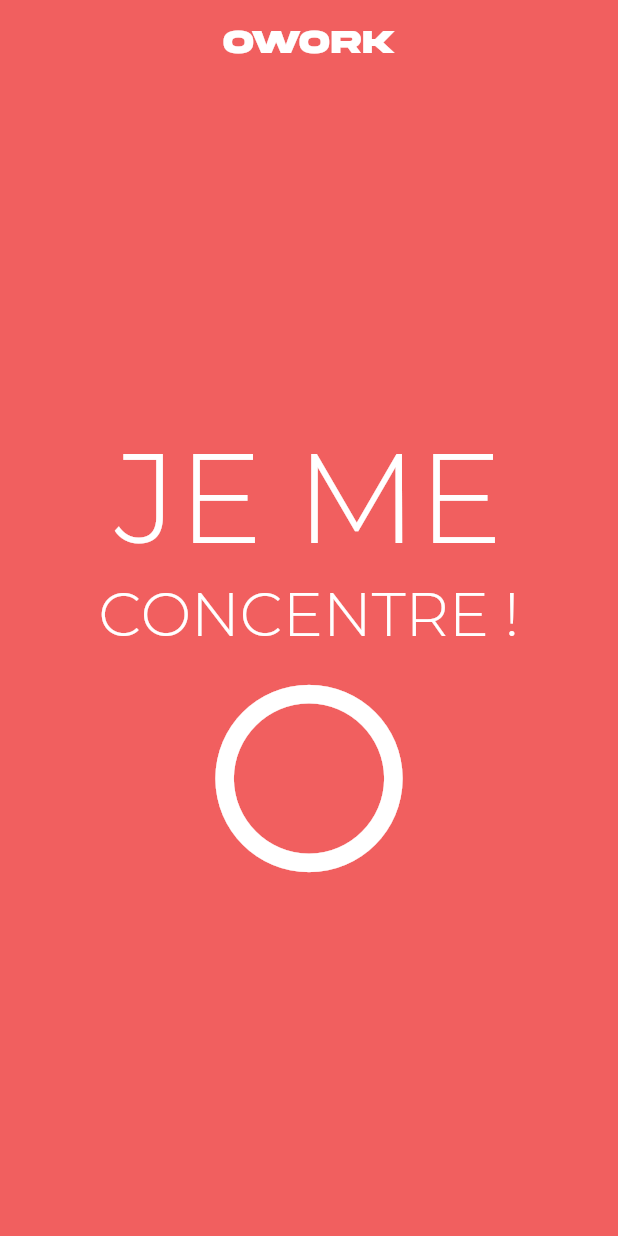
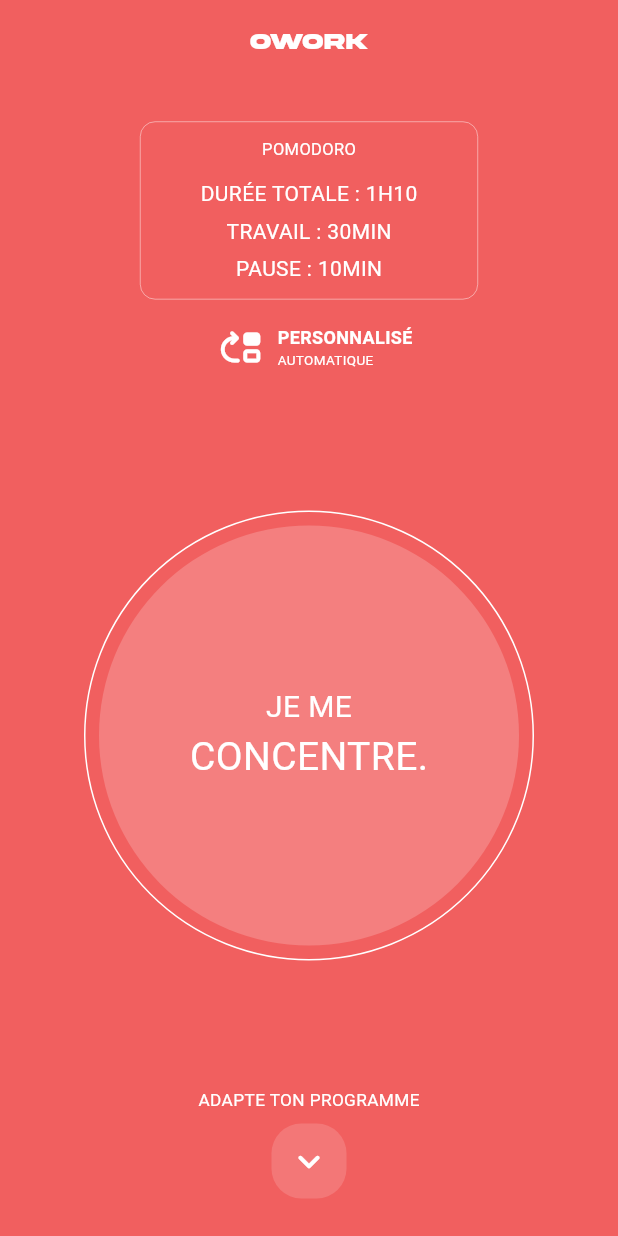
Before and after one commit to odilonv/Owork, a Flutter app: the screen it shows after launch, on a phone screen of 412 x 824 dp. Run offline on Flutter 3.47's test engine with Material 3 defaults, Android fonts, the phone set to English and light mode, and no system bars; our stand-ins replace auto_route, bloc, equatable, floor, flutter_hooks; accounts and stored records are empty.

Commit message:
First page added and widgets refactor

```diff
--- a/lib/main.dart
+++ b/lib/main.dart
@@ -1,18 +1,19 @@
 import 'package:flutter/material.dart';
 
+import 'src/utils/constants/strings.dart';
 import 'src/config/themes/app_theme.dart';
 import 'src/config/router/app_router.dart';
 
 void main() {
-  runApp(MyApp());
+  runApp(const MyApp());
 }
 
 class MyApp extends StatelessWidget {
-  MyApp({super.key});
+  const MyApp({super.key});
   @override
   Widget build(BuildContext context) {
     return MaterialApp.router(
-      title: 'Owork',
+      title: appTitle,
       theme: AppTheme.light,
       routerConfig: appRouter.config(),
     );
--- a/lib/src/config/themes/app_theme.dart
+++ b/lib/src/config/themes/app_theme.dart
@@ -2,31 +2,22 @@ import 'package:flutter/material.dart';
 
 abstract class AppTheme {
   static ThemeData get light {
-
     return ThemeData(
-      scaffoldBackgroundColor: const Color(0xFFF15F5F),
-      primaryColor: Colors.white,
-      splashColor: Colors.transparent,
-      colorScheme: ColorScheme.fromSwatch().copyWith(secondary: Colors.white),
-
-      textTheme: const TextTheme(
-          titleLarge: TextStyle(fontFamily: 'Akira', color: Colors.white),
-          bodyLarge: TextStyle(
-              fontFamily: 'Montserrat',
-              color: Colors.white
-          ),
+        scaffoldBackgroundColor: const Color(0xFFF15F5F),
+        primaryColor: Colors.white,
+        splashColor: Colors.transparent,
+        colorScheme: ColorScheme.fromSwatch().copyWith(secondary: Colors.white),
+        textTheme: const TextTheme(
+          titleLarge:
+              TextStyle(fontFamily: 'Akira', color: Colors.white, fontSize: 40),
+          titleSmall:
+              TextStyle(fontFamily: 'Akira', color: Colors.white, fontSize: 15),
+          bodyLarge: TextStyle(fontFamily: 'Montserrat', color: Colors.white),
           headlineLarge: TextStyle(
-              fontFamily: 'Montserrat',
-              color: Colors.white,
-              fontSize: 85
-          ),
+              fontFamily: 'Montserrat', color: Colors.white, fontSize: 85),
           headlineMedium: TextStyle(
-              fontFamily: 'Montserrat',
-              color: Colors.white,
-              fontSize: 40
-          ),
+              fontFamily: 'Montserrat', color: Colors.white, fontSize: 40),
         ),
-      useMaterial3: true
-    );
+        useMaterial3: true);
   }
 }
--- a/lib/src/domain/models/timer.dart
+++ b/lib/src/domain/models/timer.dart
@@ -0,0 +1,30 @@
+import 'package:equatable/equatable.dart';
+import 'package:floor/floor.dart';
+
+import '../../utils/constants/strings.dart';
+
+@Entity(tableName: timersTableName)
+class Timer extends Equatable {
+  @PrimaryKey(autoGenerate: true)
+  final int? id;
+
+  const Timer({
+    this.id,
+  });
+
+  factory Timer.fromMap(Map<String, dynamic> map) {
+    return Timer(
+      id: map['id'] != null ? map['id'] as int : null,
+    );
+  }
+
+  @override
+  bool get stringify => true;
+
+  @override
+  List<Object?> get props {
+    return [
+      id,
+    ];
+  }
+}
--- a/lib/src/domain/repositories/database_repository.dart
+++ b/lib/src/domain/repositories/database_repository.dart
@@ -0,0 +1,9 @@
+import '../models/timer.dart';
+
+abstract class DatabaseRepository {
+  Future<List<Timer>> getSavedTimers();
+
+  Future<void> saveTimer(Timer timer);
+
+  Future<void> removeTimer(Timer timer);
+}
--- /dev/null
+++ b/lib/src/presentation/cubits/local_timers_cubit.dart
@@ -0,0 +1,35 @@
+import 'dart:async';
+
+import 'package:bloc/bloc.dart';
+import 'package:equatable/equatable.dart';
+
+import '../../domain/models/timer.dart';
+import '../../domain/repositories/database_repository.dart';
+
+part 'local_timers_state.dart';
+
+class LocalTimersCubit extends Cubit<LocalTimersState> {
+  final DatabaseRepository _databaseRepository;
+
+  LocalTimersCubit(this._databaseRepository)
+      : super(const LocalTimersLoading());
+
+  Future<void> getAllSavedTimers() async {
+    emit(await _getAllSavedTimers());
+  }
+
+  Future<void> removeTimer({required Timer timer}) async {
+    await _databaseRepository.removeTimer(timer);
+    emit(await _getAllSavedTimers());
+  }
+
+  Future<void> saveTimer({required Timer timer}) async {
+    await _databaseRepository.saveTimer(timer);
+    emit(await _getAllSavedTimers());
+  }
+
+  Future<LocalTimersState> _getAllSavedTimers() async {
+    final timers = await _databaseRepository.getSavedTimers();
+    return LocalTimersSuccess(timers: timers);
+  }
+}
--- /dev/null
+++ b/lib/src/presentation/cubits/local_timers_state.dart
@@ -0,0 +1,20 @@
+part of 'local_timers_cubit.dart';
+
+abstract class LocalTimersState extends Equatable {
+  final List<Timer> timers;
+
+  const LocalTimersState({
+    this.timers = const [],
+  });
+
+  @override
+  List<Object> get props => [timers];
+}
+
+class LocalTimersLoading extends LocalTimersState {
+  const LocalTimersLoading();
+}
+
+class LocalTimersSuccess extends LocalTimersState {
+  const LocalTimersSuccess({super.timers});
+}
--- a/lib/src/presentation/views/home_view.dart
+++ b/lib/src/presentation/views/home_view.dart
@@ -1,24 +1,20 @@
+// ignore_for_file: prefer_const_constructors
+
 import 'package:auto_route/auto_route.dart';
 import 'package:flutter/material.dart';
+import 'package:flutter_hooks/flutter_hooks.dart';
+import 'package:project/src/presentation/widgets/pomodoro_rectangle_widget.dart';
+import 'package:project/src/presentation/widgets/swipe_up_widget.dart';
+import 'package:project/src/presentation/widgets/switch_mode_widget.dart';
+import 'package:project/src/presentation/widgets/timer_not_started_widget.dart';
+import 'package:project/src/utils/constants/nums.dart';
 
 import '../../config/router/app_router.dart';
+import '../../utils/constants/strings.dart';
 
 @RoutePage()
-class HomeView extends StatefulWidget {
+class HomeView extends HookWidget {
   const HomeView({super.key});
-
-  @override
-  State<HomeView> createState() => _HomeViewState();
-}
-
-class _HomeViewState extends State<HomeView> {
-  bool start = false;
-
-  void _startTimer() {
-    setState(() {
-      start = !start;
-    });
-  }
 
   @override
   Widget build(BuildContext context) {
@@ -26,31 +22,28 @@ class _HomeViewState extends State<HomeView> {
       appBar: AppBar(
         backgroundColor: Colors.transparent,
         title: Center(
-          child: Text('OWORK', style: Theme.of(context).textTheme.titleLarge),
+          child: Text(appTitle, style: Theme.of(context).textTheme.titleSmall),
         ),
       ),
       body: Center(
         child: Column(
-          mainAxisAlignment: MainAxisAlignment.center,
           children: <Widget>[
-            Text(
-              'JE ME',
-              style: Theme.of(context).textTheme.headlineLarge,
-              textAlign: TextAlign.center,
+            SizedBox(height: topAndBottomMargin),
+            PomodoroRectangleWidget(),
+            SizedBox(height: mediumSpace),
+            SwitchModeWidget(
+              topText: personalized,
+              bottomText: automatic,
             ),
-            Text(
-              'CONCENTRE !',
-              style: Theme.of(context).textTheme.headlineMedium,
-              textAlign: TextAlign.center,
+            Spacer(),
+            TimerNotStartedWidget(
+              firstLine: "${i.toUpperCase()} ME",
+              secondLine: "${focus.toUpperCase()}.",
+              onTap: () => appRouter.push(WorkRoute()),
             ),
-            IconButton(
-              onPressed: () => appRouter.push(const WorkRoute()),
-              icon: Icon(
-                start ? Icons.alarm_on : Icons.circle_outlined,
-                color: start ? Colors.white : Colors.white,
-                size: 150,
-              ),
-            )
+            Spacer(),
+            SwipeUpWidget(swipeUpText: adaptYourProgram.toUpperCase()),
+            SizedBox(height: topAndBottomMargin),
           ],
         ),
       ),
--- /dev/null
+++ b/lib/src/presentation/widgets/pomodoro_rectangle_widget.dart
@@ -0,0 +1,57 @@
+import 'package:flutter/material.dart';
+import 'package:project/src/utils/constants/strings.dart';
+
+import '../../utils/constants/nums.dart';
+
+class PomodoroRectangleWidget extends StatelessWidget {
+  const PomodoroRectangleWidget({super.key});
+
+  @override
+  Widget build(BuildContext context) {
+    return Container(
+      padding: const EdgeInsets.symmetric(vertical: 10.0, horizontal: 40.0),
+      decoration: BoxDecoration(
+        border: Border.all(
+          color: Colors.white,
+          width: 0.3,
+        ),
+        borderRadius: BorderRadius.circular(10.0),
+      ),
+      child: Column(
+        children: <Widget>[
+          Text(
+            pomodoro.toUpperCase(),
+            style: const TextStyle(
+              color: Colors.white,
+              fontSize: 11.0,
+            ),
+          ),
+          const SizedBox(height: largeSpace),
+          Text(
+            defaultTotalDuration.toUpperCase(),
+            style: const TextStyle(
+              color: Colors.white,
+              fontSize: 14.0,
+            ),
+          ),
+          const SizedBox(height: smallSpace),
+          Text(
+            defaultWorkingTime.toUpperCase(),
+            style: const TextStyle(
+              color: Colors.white,
+              fontSize: 14.0,
+            ),
+          ),
+          const SizedBox(height: smallSpace),
+          Text(
+            defaultBreakTime.toUpperCase(),
+            style: const TextStyle(
+              color: Colors.white,
+              fontSize: 14.0,
+            ),
+          ),
+        ],
+      ),
+    );
+  }
+}
--- /dev/null
+++ b/lib/src/presentation/widgets/swipe_up_widget.dart
@@ -0,0 +1,40 @@
+import 'package:flutter/material.dart';
+
+import '../../utils/constants/nums.dart';
+
+class SwipeUpWidget extends StatelessWidget {
+  final String swipeUpText;
+
+  const SwipeUpWidget({Key? key, required this.swipeUpText}) : super(key: key);
+
+  @override
+  Widget build(BuildContext context) {
+    return Column(
+      children: <Widget>[
+        Text(
+          swipeUpText,
+          style: const TextStyle(
+            color: Colors.white,
+            fontSize: 11.5,
+          ),
+        ),
+        const SizedBox(height: mediumSpace),
+        Container(
+          width: 50.0,
+          height: 50.0,
+          decoration: BoxDecoration(
+            color: const Color.fromRGBO(255, 255, 255, 0.15),
+            borderRadius: BorderRadius.circular(20.0),
+          ),
+          child: const Center(
+            child: Icon(
+              Icons.keyboard_arrow_down_rounded,
+              color: Colors.white,
+              size: 30.0,
+            ),
+          ),
+        ),
+      ],
+    );
+  }
+}
--- /dev/null
+++ b/lib/src/presentation/widgets/switch_mode_widget.dart
@@ -0,0 +1,48 @@
+import 'package:flutter/material.dart';
+
+import '../../utils/constants/nums.dart';
+
+class SwitchModeWidget extends StatelessWidget {
+  final String topText, bottomText;
+
+  const SwitchModeWidget(
+      {Key? key, required this.topText, required this.bottomText})
+      : super(key: key);
+
+  @override
+  Widget build(BuildContext context) {
+    return Row(
+      mainAxisAlignment: MainAxisAlignment.center,
+      children: <Widget>[
+        IconButton(
+          icon: const Icon(
+            Icons.move_up_rounded,
+            color: Colors.white,
+            size: 30.0,
+          ),
+          onPressed: () {},
+        ),
+        Column(
+          crossAxisAlignment: CrossAxisAlignment.start,
+          children: <Widget>[
+            Text(
+              topText.toUpperCase(),
+              style: const TextStyle(
+                color: Colors.white,
+                fontSize: largeSpace,
+                fontWeight: FontWeight.bold,
+              ),
+            ),
+            Text(
+              bottomText.toUpperCase(),
+              style: const TextStyle(
+                color: Colors.white,
+                fontSize: 9.0,
+              ),
+            ),
+          ],
+        ),
+      ],
+    );
+  }
+}
--- /dev/null
+++ b/lib/src/presentation/widgets/timer_not_started_widget.dart
@@ -0,0 +1,62 @@
+import 'package:flutter/material.dart';
+
+class TimerNotStartedWidget extends StatelessWidget {
+  final String firstLine, secondLine;
+  final VoidCallback onTap;
+
+  const TimerNotStartedWidget(
+      {Key? key,
+      required this.firstLine,
+      required this.secondLine,
+      required this.onTap})
+      : super(key: key);
+
+  @override
+  Widget build(BuildContext context) {
+    return Center(
+        child: Container(
+      width: 300.0,
+      height: 300.0,
+      decoration: BoxDecoration(
+        shape: BoxShape.circle,
+        border: Border.all(
+          color: Colors.white,
+          width: 1.0,
+        ),
+      ),
+      child: Center(
+        child: GestureDetector(
+          onTap: onTap,
+          child: Container(
+              width: 280.0,
+              height: 280.0,
+              decoration: const BoxDecoration(
+                shape: BoxShape.circle,
+                color: Color.fromRGBO(255, 255, 255, 0.20),
+              ),
+              child: Center(
+                child: Column(
+                  mainAxisAlignment: MainAxisAlignment.center,
+                  children: <Widget>[
+                    Text(
+                      firstLine,
+                      style: const TextStyle(
+                        color: Colors.white,
+                        fontSize: 20.0,
+                      ),
+                    ),
+                    Text(
+                      secondLine,
+                      style: const TextStyle(
+                        color: Colors.white,
+                        fontSize: 26.0,
+                      ),
+                    ),
+                  ],
+                ),
+              )),
+        ),
+      ),
+    ));
+  }
+}
--- a/lib/src/utils/constants/nums.dart
+++ b/lib/src/utils/constants/nums.dart
@@ -0,0 +1,5 @@
+const double topAndBottomMargin = 25.0;
+
+const double largeSpace = 12.0;
+const double mediumSpace = 8.0;
+const double smallSpace = 5.0;
--- a/lib/src/utils/constants/strings.dart
+++ b/lib/src/utils/constants/strings.dart
@@ -0,0 +1,24 @@
+// App
+const String appTitle = 'Owork';
+
+const String pomodoro = 'Pomodoro';
+const String defaultTotalDuration = 'Durée totale : 1h10';
+const String defaultWorkingTime = 'Travail : 30min';
+const String defaultBreakTime = 'Pause : 10min';
+
+const String adaptYourProgram = 'Adapte ton programme';
+
+const String personalized = 'Personnalisé';
+const String automatic = 'Automatique';
+
+const String i = 'je';
+const String focus = 'concentre';
+
+// Networking and APIs
+const String baseUrl = '';
+const String defaultApiKey = '';
+const String defaultSources = '';
+
+// Storage and Databases
+const String timersTableName = 'timers_table';
+const String databaseName = 'app_database.db';
--- a/pubspec.yaml
+++ b/pubspec.yaml
@@ -40,6 +40,10 @@ dependencies:
   auto_route: ^7.8.3
   auto_route_generator: ^7.3.1
   build_runner: ^2.4.6
+  bloc: ^8.1.2
+  equatable: ^2.0.5
+  floor: ^1.4.2
+  flutter_hooks: ^0.20.3
 
 dev_dependencies:
   flutter_test:
```
Also changed, not shown: lib/src/presentation/cubits/timer_cubit.dart (deleted), lib/src/presentation/cubits/timer_state.dart (deleted), lib/src/presentation/widgets/timer_widget.dart (line endings or trailing spaces), pubspec.lock, 1 other file.
